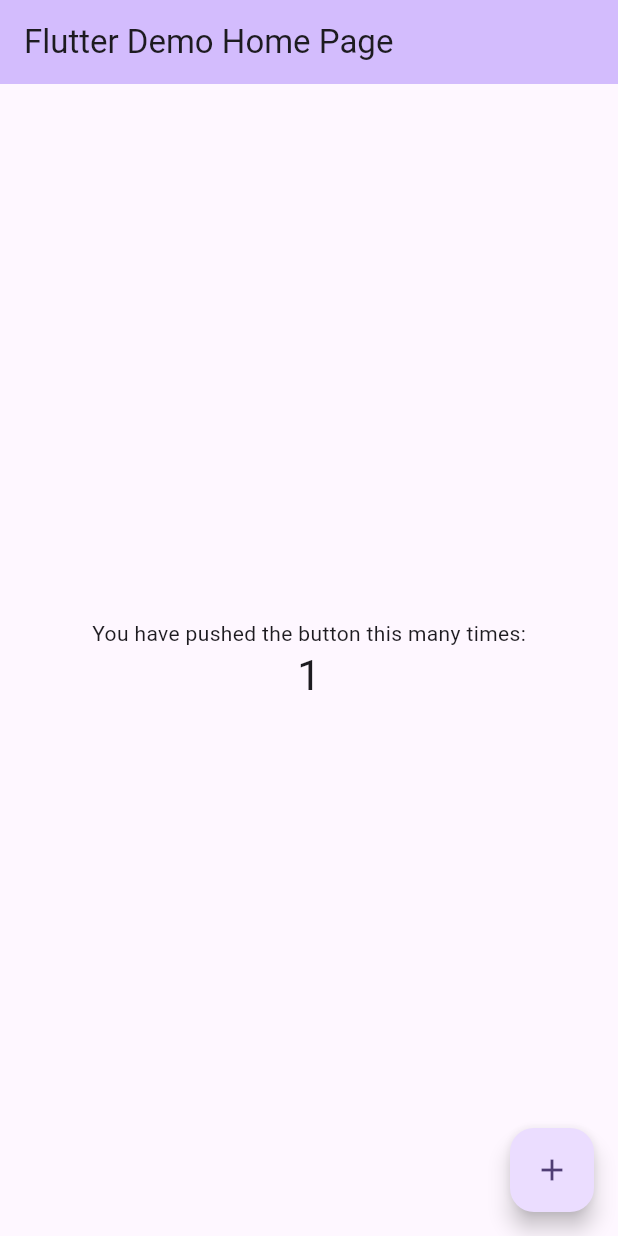
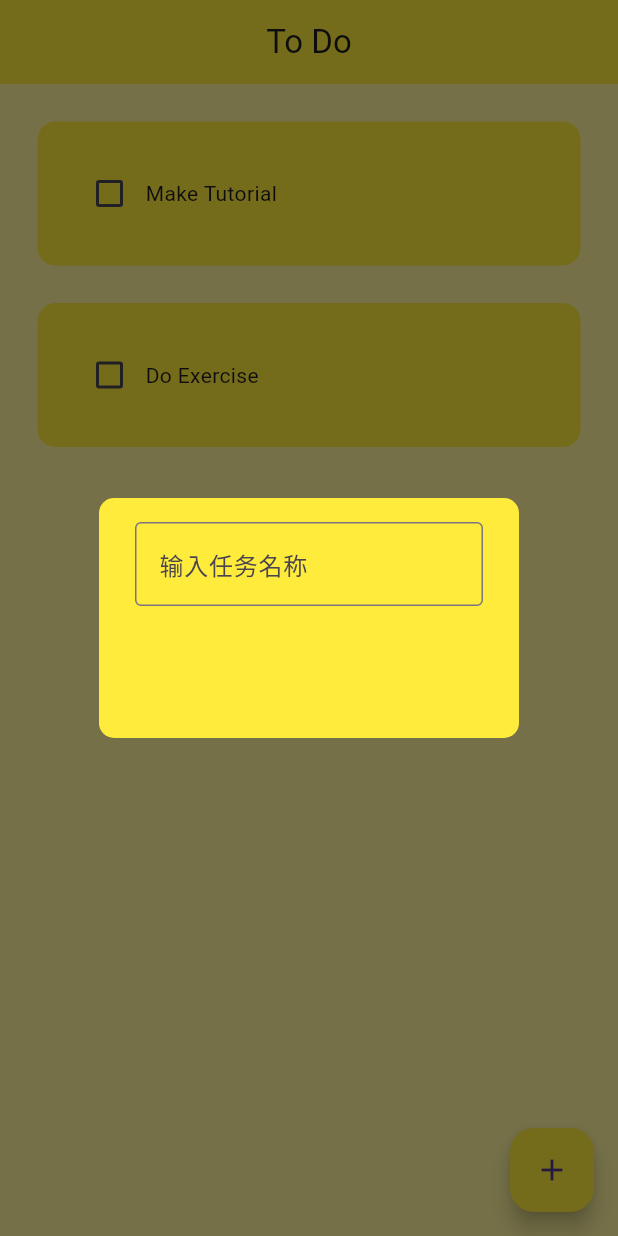
Before and after one commit to cuibobo777/flutter_apps, a Flutter app: the screen it shows after launch, after a tap on the "add" icon, on a phone screen of 412 x 824 dp. Run offline on Flutter 3.47's test engine with Material 3 defaults, Android fonts, the light colour scheme and no system bars.

Commit message:
todo 列表组件

```diff
--- a/todo/lib/main.dart
+++ b/todo/lib/main.dart
@@ -1,4 +1,5 @@
 import 'package:flutter/material.dart';
+import 'package:todo/pages/home_page.dart';
 
 void main() {
   runApp(const MyApp());
@@ -7,119 +8,12 @@
 class MyApp extends StatelessWidget {
   const MyApp({super.key});
 
-  // This widget is the root of your application.
   @override
   Widget build(BuildContext context) {
-    return MaterialApp(
-      title: 'Flutter Demo',
-      theme: ThemeData(
-        // This is the theme of your application.
-        //
-        // TRY THIS: Try running your application with "flutter run". You'll see
-        // the application has a purple toolbar. Then, without quitting the app,
-        // try changing the seedColor in the colorScheme below to Colors.green
-        // and then invoke "hot reload" (save your changes or press the "hot
-        // reload" button in a Flutter-supported IDE, or press "r" if you used
-        // the command line to start the app).
-        //
-        // Notice that the counter didn't reset back to zero; the application
-        // state is not lost during the reload. To reset the state, use hot
-        // restart instead.
-        //
-        // This works for code too, not just values: Most code changes can be
-        // tested with just a hot reload.
-        colorScheme: ColorScheme.fromSeed(seedColor: Colors.deepPurple),
-        useMaterial3: true,
-      ),
-      home: const MyHomePage(title: 'Flutter Demo Home Page'),
+    return const MaterialApp(
+      debugShowCheckedModeBanner: false,
+      home: HomePage(),
+      // theme: ThemeData(primarySwatch: Colors.yellow),
     );
   }
 }
-
-class MyHomePage extends StatefulWidget {
-  const MyHomePage({super.key, required this.title});
-
-  // This widget is the home page of your application. It is stateful, meaning
-  // that it has a State object (defined below) that contains fields that affect
-  // how it looks.
-
-  // This class is the configuration for the state. It holds the values (in this
-  // case the title) provided by the parent (in this case the App widget) and
-  // used by the build method of the State. Fields in a Widget subclass are
-  // always marked "final".
-
-  final String title;
-
-  @override
-  State<MyHomePage> createState() => _MyHomePageState();
-}
-
-class _MyHomePageState extends State<MyHomePage> {
-  int _counter = 0;
-
-  void _incrementCounter() {
-    setState(() {
-      // This call to setState tells the Flutter framework that something has
-      // changed in this State, which causes it to rerun the build method below
-      // so that the display can reflect the updated values. If we changed
-      // _counter without calling setState(), then the build method would not be
-      // called again, and so nothing would appear to happen.
-      _counter++;
-    });
-  }
-
-  @override
-  Widget build(BuildContext context) {
-    // This method is rerun every time setState is called, for instance as done
-    // by the _incrementCounter method above.
-    //
-    // The Flutter framework has been optimized to make rerunning build methods
-    // fast, so that you can just rebuild anything that needs updating rather
-    // than having to individually change instances of widgets.
-    return Scaffold(
-      appBar: AppBar(
-        // TRY THIS: Try changing the color here to a specific color (to
-        // Colors.amber, perhaps?) and trigger a hot reload to see the AppBar
-        // change color while the other colors stay the same.
-        backgroundColor: Theme.of(context).colorScheme.inversePrimary,
-        // Here we take the value from the MyHomePage object that was created by
-        // the App.build method, and use it to set our appbar title.
-        title: Text(widget.title),
-      ),
-      body: Center(
-        // Center is a layout widget. It takes a single child and positions it
-        // in the middle of the parent.
-        child: Column(
-          // Column is also a layout widget. It takes a list of children and
-          // arranges them vertically. By default, it sizes itself to fit its
-          // children horizontally, and tries to be as tall as its parent.
-          //
-          // Column has various properties to control how it sizes itself and
-          // how it positions its children. Here we use mainAxisAlignment to
-          // center the children vertically; the main axis here is the vertical
-          // axis because Columns are vertical (the cross axis would be
-          // horizontal).
-          //
-          // TRY THIS: Invoke "debug painting" (choose the "Toggle Debug Paint"
-          // action in the IDE, or press "p" in the console), to see the
-          // wireframe for each widget.
-          mainAxisAlignment: MainAxisAlignment.center,
-          children: <Widget>[
-            const Text(
-              'You have pushed the button this many times:',
-            ),
-            Text(
-              '$_counter',
-              style: Theme.of(context).textTheme.headlineMedium,
-            ),
-          ],
-        ),
-      ),
-      floatingActionButton: FloatingActionButton(
-        onPressed: _incrementCounter,
-        tooltip: 'Increment',
-        child: const Icon(Icons.add),
-      ), // This trailing comma makes auto-formatting nicer for build methods.
-    );
-  }
-}
--- /dev/null
+++ b/todo/lib/pages/home_page.dart
@@ -0,0 +1,63 @@
+import 'package:flutter/material.dart';
+import 'package:todo/util/dialog_box.dart';
+import 'package:todo/util/todo_tile.dart';
+
+class HomePage extends StatefulWidget {
+  const HomePage({super.key});
+
+  @override
+  State<HomePage> createState() => _HomePageState();
+}
+
+class _HomePageState extends State<HomePage> {
+  // list of toda task
+  List toDoList = [
+    ["Make Tutorial", false],
+    ["Do Exercise", false],
+  ];
+
+  // checkbox was tapped
+  void checkBoxChanged(bool? value, int index) {
+    setState(() {
+      toDoList[index][1] = !toDoList[index][1];
+    });
+  }
+
+  // create a new task
+  void createNewTask() {
+    showDialog(
+      context: context,
+      builder: (context) {
+        return DialogBox();
+      },
+    );
+  }
+
+  @override
+  Widget build(BuildContext context) {
+    return Scaffold(
+      backgroundColor: Colors.yellow[200],
+      appBar: AppBar(
+        centerTitle: true,
+        title: const Text("To Do"),
+        backgroundColor: Colors.yellow,
+        elevation: 0,
+      ),
+      floatingActionButton: FloatingActionButton(
+        onPressed: () => createNewTask(),
+        backgroundColor: Colors.yellow,
+        child: const Icon(Icons.add),
+      ),
+      body: ListView.builder(
+        itemCount: toDoList.length,
+        itemBuilder: (context, index) {
+          return ToDoTile(
+            taskName: toDoList[index][0],
+            taskCompleted: toDoList[index][1],
+            onChanged: (value) => checkBoxChanged(value, index),
+          );
+        },
+      ),
+    );
+  }
+}
--- /dev/null
+++ b/todo/lib/util/dialog_box.dart
@@ -0,0 +1,25 @@
+import 'package:flutter/material.dart';
+
+class DialogBox extends StatelessWidget {
+  const DialogBox({super.key});
+
+  @override
+  Widget build(BuildContext context) {
+    return AlertDialog(
+      backgroundColor: Colors.yellow,
+      shape: const RoundedRectangleBorder(
+          borderRadius: BorderRadius.all(Radius.circular(10))),
+      content: Container(
+        height: 120,
+        child: const Column(
+          children: [
+            TextField(
+              decoration: InputDecoration(
+                  border: OutlineInputBorder(), hintText: "输入任务名称"),
+            ),
+          ],
+        ),
+      ),
+    );
+  }
+}
--- /dev/null
+++ b/todo/lib/util/todo_tile.dart
@@ -0,0 +1,44 @@
+import 'package:flutter/material.dart';
+
+class ToDoTile extends StatelessWidget {
+  final String taskName;
+  final bool taskCompleted;
+  Function(bool?)? onChanged;
+
+  ToDoTile({
+    super.key,
+    required this.taskName,
+    required this.taskCompleted,
+    required this.onChanged,
+  });
+
+  @override
+  Widget build(BuildContext context) {
+    return Padding(
+      padding: const EdgeInsets.only(left: 25, right: 25, top: 25),
+      child: Container(
+        padding: const EdgeInsets.all(24),
+        decoration: BoxDecoration(
+            color: Colors.yellow, borderRadius: BorderRadius.circular(12)),
+        child: Row(
+          children: [
+            // checkbox
+            Checkbox(
+              value: taskCompleted,
+              onChanged: onChanged,
+              activeColor: Colors.black,
+            ),
+            // task name
+            Text(
+              taskName,
+              style: TextStyle(
+                  decoration: taskCompleted
+                      ? TextDecoration.lineThrough
+                      : TextDecoration.none),
+            ),
+          ],
+        ),
+      ),
+    );
+  }
+}
```
